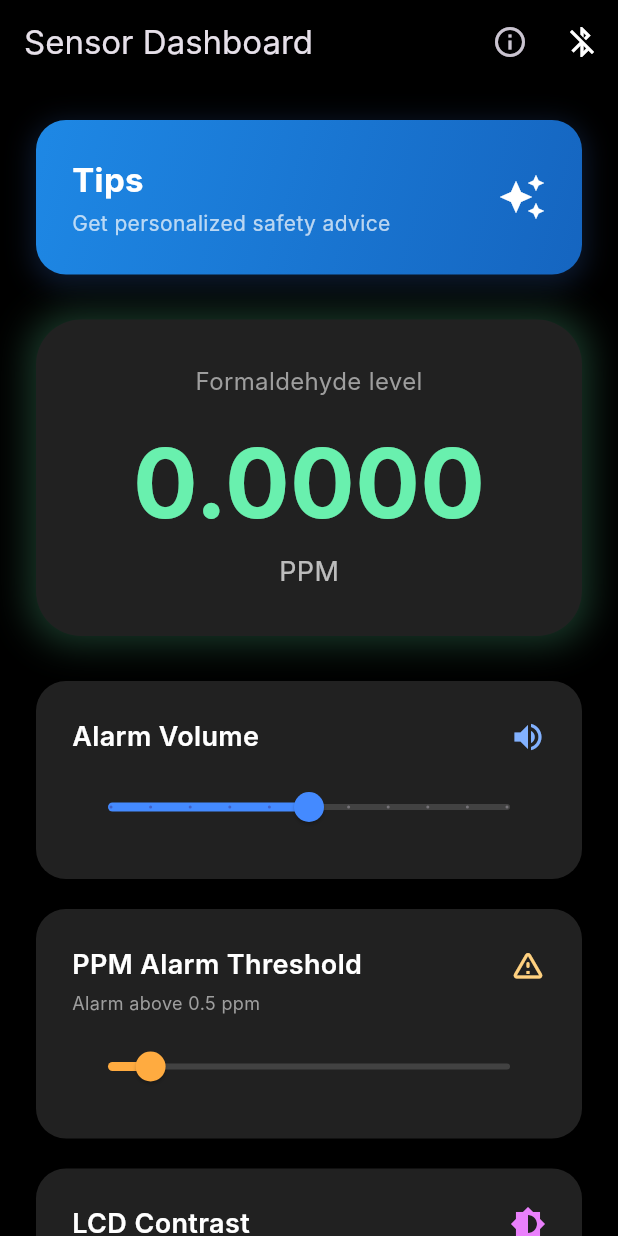
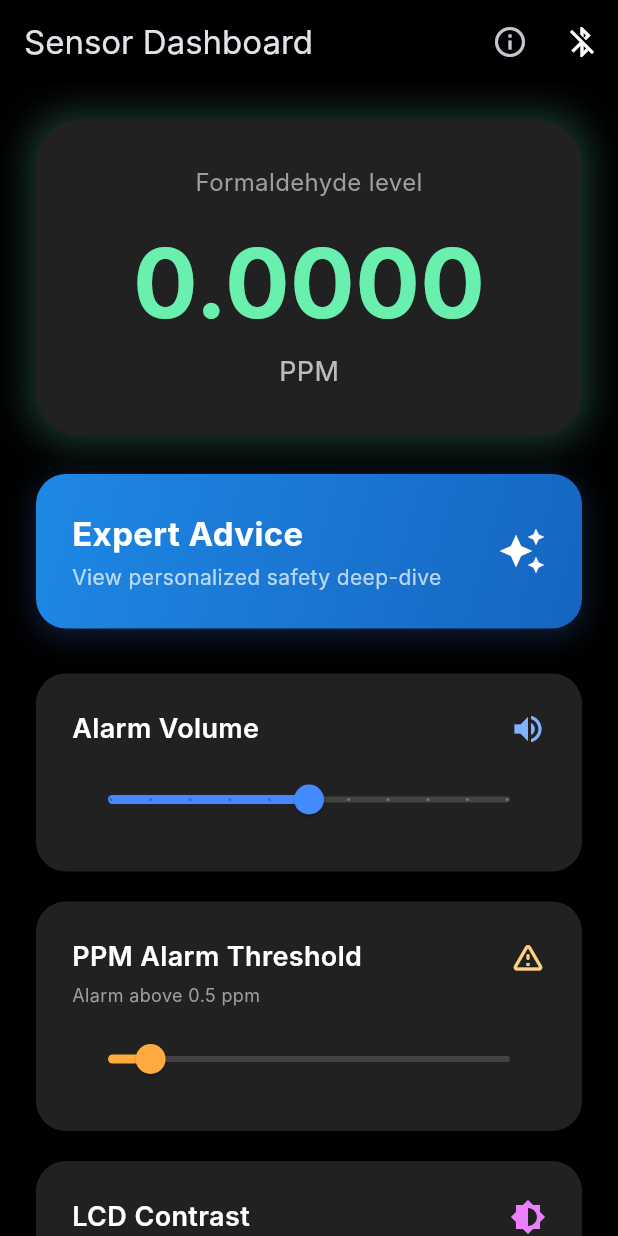
Before and after one commit to Catsarepro21/DukeIgnite-Flutter, a Flutter app: the DashboardScreen screen opened directly, on a phone screen of 412 x 824 dp. Run offline on Flutter 3.47's test engine with Material 3 defaults, Android fonts, the phone set to English and light mode, and no system bars; our stand-ins replace google_generative_ai, package_info_plus, permission_handler; missing offline and left inert: universal_ble; Roboto replaces fonts that are missing (Inter).

Commit message:
Dashboard UI swap and AI Flash Advice implementation. v1.0.66

```diff
--- a/lib/screens/dashboard_screen.dart
+++ b/lib/screens/dashboard_screen.dart
@@ -7,6 +7,7 @@ import 'tips_screen.dart'; // NEW
 import 'package:package_info_plus/package_info_plus.dart';
 import 'package:flutter/foundation.dart' show kIsWeb;
 import 'debug_console_screen.dart';
+import '../services/gemini_service.dart';
 
 class DashboardScreen extends StatefulWidget {
   const DashboardScreen({super.key});
@@ -23,6 +24,9 @@ class _DashboardScreenState extends State<DashboardScreen> {
   String _version = '';
   int _debugTapCount = 0;
   DateTime? _lastTapTime;
+  String _flashAdvice = "Open a door or window for your safety";
+  bool _isGeneratingFlash = false;
+  double? _lastAlertPpm;
 
   @override
   void didChangeDependencies() {
@@ -30,7 +34,7 @@ class _DashboardScreenState extends State<DashboardScreen> {
     if (_sensorData == null) {
       _sensorData = Provider.of<SensorData>(context, listen: false);
       _bleService = Provider.of<BleService>(context, listen: false);
-      _sensorData!.addListener(_onConnectionChange);
+      _sensorData!.addListener(_onDataOrConnectionChange);
     }
   }
 
@@ -57,7 +61,7 @@ class _DashboardScreenState extends State<DashboardScreen> {
 
   @override
   void dispose() {
-    _sensorData?.removeListener(_onConnectionChange);
+    _sensorData?.removeListener(_onDataOrConnectionChange);
     _ssidController.dispose();
     _passController.dispose();
     super.dispose();
@@ -105,14 +109,44 @@ class _DashboardScreenState extends State<DashboardScreen> {
     }
   }
 
-  void _onConnectionChange() {
+  void _onDataOrConnectionChange() {
     if (!mounted || _sensorData == null) return;
+
+    // Handle disconnect
     if (!_sensorData!.isConnected) {
       Navigator.of(context).pushReplacement(
         MaterialPageRoute(
           builder: (context) => const ScanScreen(),
         ),
       );
+      return;
+    }
+
+    // Handle AI Flash Advice for alerts
+    if (_sensorData!.ventilationWarning) {
+      // Only generate if PPM shifted significantly (±0.1) or first time alerting
+      if (!_isGeneratingFlash &&
+          (_lastAlertPpm == null || (_sensorData!.ppm - _lastAlertPpm!).abs() > 0.1)) {
+        _generateFlashAdvice(_sensorData!.ppm);
+      }
+    } else {
+      _lastAlertPpm = null; // Reset when safe
+    }
+  }
+
+  Future<void> _generateFlashAdvice(double ppm) async {
+    setState(() {
+      _isGeneratingFlash = true;
+    });
+
+    final advice = await GeminiService.instance.getFlashAdvice(ppm);
+
+    if (mounted) {
+      setState(() {
+        _flashAdvice = advice;
+        _isGeneratingFlash = false;
+        _lastAlertPpm = ppm;
+      });
     }
   }
 
@@ -149,72 +183,7 @@ class _DashboardScreenState extends State<DashboardScreen> {
         child: Column(
           crossAxisAlignment: CrossAxisAlignment.stretch,
           children: [
-            // ---------- Tips Button Card ----------
-            InkWell(
-              onTap: () {
-                Navigator.push(
-                  context,
-                  MaterialPageRoute(builder: (context) => const TipsScreen()),
-                );
-              },
-              borderRadius: BorderRadius.circular(20),
-              child: Container(
-                padding: const EdgeInsets.all(24),
-                decoration: BoxDecoration(
-                  gradient: const LinearGradient(
-                    colors: [
-                      Color(0xFF1E88E5),
-                      Color(0xFF1565C0)
-                    ], // Blue gradient
-                    begin: Alignment.topLeft,
-                    end: Alignment.bottomRight,
-                  ),
-                  borderRadius: BorderRadius.circular(20),
-                  boxShadow: [
-                    BoxShadow(
-                      color: Colors.blueAccent.withAlpha(50),
-                      blurRadius: 15,
-                      spreadRadius: 2,
-                      offset: const Offset(0, 4),
-                    ),
-                  ],
-                ),
-                child: const Row(
-                  mainAxisAlignment: MainAxisAlignment.spaceBetween,
-                  children: [
-                    Column(
-                      crossAxisAlignment: CrossAxisAlignment.start,
-                      children: [
-                        Text(
-                          'Tips',
-                          style: TextStyle(
-                            color: Colors.white,
-                            fontSize: 22,
-                            fontWeight: FontWeight.bold,
-                          ),
-                        ),
-                        SizedBox(height: 4),
-                        Text(
-                          'Get personalized safety advice',
-                          style: TextStyle(
-                            color: Colors.white70,
-                            fontSize: 14,
-                          ),
-                        ),
-                      ],
-                    ),
-                    Icon(
-                      Icons.auto_awesome,
-                      color: Colors.white,
-                      size: 32,
-                    ),
-                  ],
-                ),
-              ),
-            ),
-            const SizedBox(height: 30),
-
-            // ---------- PPM Gauge Card ----------
+            // ---------- PPM Gauge Card (PRIORITIZED AT TOP) ----------
             Consumer<SensorData>(
               builder: (context, sensorData, child) {
                 final alertColor = sensorData.alertColor;
@@ -251,13 +220,15 @@ class _DashboardScreenState extends State<DashboardScreen> {
                         style: TextStyle(color: Colors.white70, fontSize: 18),
                       ),
                       if (sensorData.ventilationWarning)
-                        const Padding(
-                          padding: EdgeInsets.only(top: 10),
+                        Padding(
+                          padding: const EdgeInsets.only(top: 15),
                           child: Text(
-                            'Open a door or window for your safety',
-                            style: TextStyle(
+                            _isGeneratingFlash ? 'Analyzing safety...' : _flashAdvice,
+                            textAlign: TextAlign.center,
+                            style: const TextStyle(
                               color: Colors.redAccent,
                               fontWeight: FontWeight.bold,
+                              fontSize: 15,
                             ),
                           ),
                         ),
@@ -265,6 +236,68 @@ class _DashboardScreenState extends State<DashboardScreen> {
                   ),
                 );
               },
+            ),
+            const SizedBox(height: 25),
+
+            // ---------- Tips Button Card (MOVE BELOW GAUGE) ----------
+            InkWell(
+              onTap: () {
+                Navigator.push(
+                  context,
+                  MaterialPageRoute(builder: (context) => const TipsScreen()),
+                );
+              },
+              borderRadius: BorderRadius.circular(20),
+              child: Container(
+                padding: const EdgeInsets.all(24),
+                decoration: BoxDecoration(
+                  gradient: const LinearGradient(
+                    colors: [Color(0xFF1E88E5), Color(0xFF1565C0)],
+                    begin: Alignment.topLeft,
+                    end: Alignment.bottomRight,
+                  ),
+                  borderRadius: BorderRadius.circular(20),
+                  boxShadow: [
+                    BoxShadow(
+                      color: Colors.blueAccent.withAlpha(50),
+                      blurRadius: 15,
+                      spreadRadius: 2,
+                      offset: const Offset(0, 4),
+                    ),
+                  ],
+                ),
+                child: const Row(
+                  mainAxisAlignment: MainAxisAlignment.spaceBetween,
+                  children: [
+                    Column(
+                      crossAxisAlignment: CrossAxisAlignment.start,
+                      children: [
+                        Text(
+                          'Expert Advice',
+                          style: TextStyle(
+                            color: Colors.white,
+                            fontSize: 22,
+                            fontWeight: FontWeight.bold,
+                          ),
+                        ),
+                        SizedBox(height: 4),
+                        Text(
+                          'View personalized safety deep-dive',
+                          style: TextStyle(
+                            color: Colors.white70,
+                            fontSize: 14,
+                          ),
+                        ),
+                      ],
+                    ),
+                    Icon(
+                      Icons.auto_awesome,
+                      color: Colors.white,
+                      size: 32,
+                    ),
+                  ],
+                ),
+              ),
             ),
             const SizedBox(height: 30),
 
--- a/pubspec.yaml
+++ b/pubspec.yaml
@@ -16,7 +16,7 @@ publish_to: 'none' # Remove this line if you wish to publish to pub.dev
 # https://developer.apple.com/library/archive/documentation/General/Reference/InfoPlistKeyReference/Articles/CoreFoundationKeys.html
 # In Windows, build-name is used as the major, minor, and patch parts
 # of the product and file versions while build-number is used as the build suffix.
-version: 1.0.65+01
+version: 1.0.66+01
 
 environment:
   sdk: '>=3.4.3 <4.0.0'
```
Also changed, not shown: lib/services/gemini_service.dart (+18 -0 lines), 1 other file.
